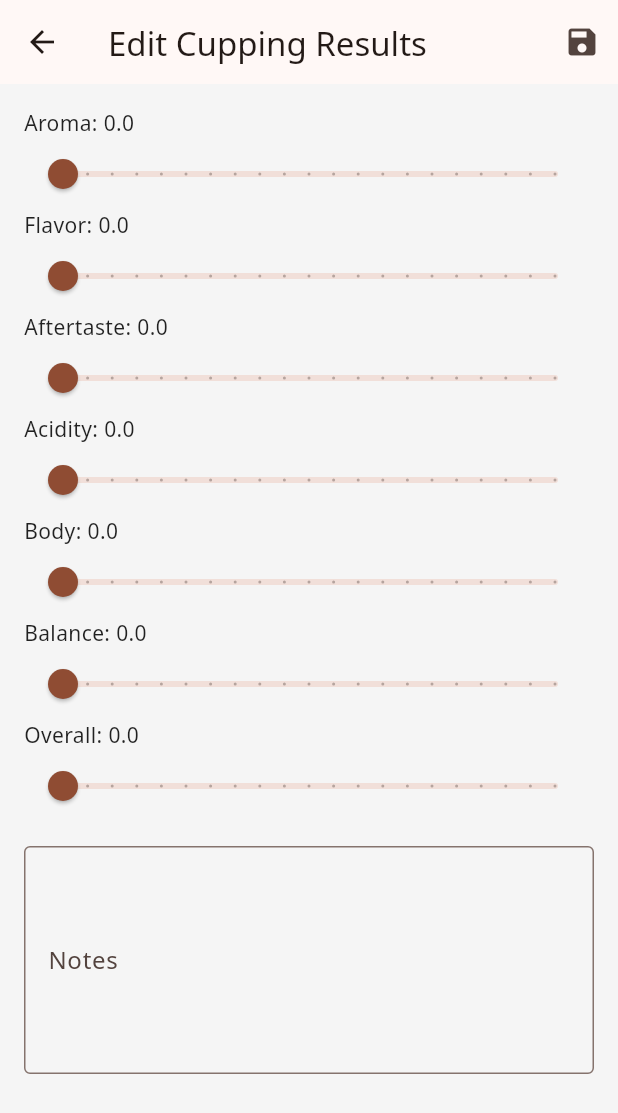
After one commit to popcoondev/roast_logger, a Flutter app: the CuppingResultScreen screen opened directly, on a phone screen of 412 x 824 dp. The commit adds this screen. Shown: the top 1113 px of the screen. Run offline on Flutter 3.47's test engine with Material 3 defaults, Android fonts, the light colour scheme and no system bars; our stand-ins replace fl_chart, google_fonts.

Commit message:
cupping result screen

```diff
--- /dev/null
+++ b/lib/models/cupping_result.dart
@@ -0,0 +1,25 @@
+// models/cupping_result.dart
+
+class CuppingResult {
+  double aroma;
+  double flavor;
+  double aftertaste;
+  double acidity;
+  double body;
+  double balance;
+  double overall;
+  String notes;
+
+  CuppingResult({
+    this.aroma = 0.0,
+    this.flavor = 0.0,
+    this.aftertaste = 0.0,
+    this.acidity = 0.0,
+    this.body = 0.0,
+    this.balance = 0.0,
+    this.overall = 0.0,
+    this.notes = '',
+  });
+
+  // JSON への変換やデータの保存のために、toJson, fromJson メソッドを追加することができます
+}
--- a/lib/models/roast_log.dart
+++ b/lib/models/roast_log.dart
@@ -3,17 +3,20 @@
 import 'bean_info.dart';
 import 'roast_info.dart';
 import 'log_entry.dart';
+import 'cupping_result.dart'; // 追加
 
 class RoastLog {
   List<LogEntry> logEntries;
   int currentTime;
   BeanInfo beanInfo;
   RoastInfo roastInfo;
+  CuppingResult? cuppingResult; // カッピング結果を追加
 
   RoastLog({
     required this.logEntries,
     required this.currentTime,
     required this.beanInfo,
     required this.roastInfo,
+    this.cuppingResult, // 初期値は null
   });
 }
--- /dev/null
+++ b/lib/screens/cupping_result_screen.dart
@@ -0,0 +1,148 @@
+// screens/cupping_result_screen.dart
+
+import 'package:flutter/material.dart';
+import '../models/cupping_result.dart';
+
+class CuppingResultScreen extends StatefulWidget {
+  final CuppingResult? cuppingResult;
+
+  const CuppingResultScreen({Key? key, this.cuppingResult}) : super(key: key);
+
+  @override
+  _CuppingResultScreenState createState() => _CuppingResultScreenState();
+}
+
+class _CuppingResultScreenState extends State<CuppingResultScreen> {
+  final _formKey = GlobalKey<FormState>();
+
+  late double _aroma;
+  late double _flavor;
+  late double _aftertaste;
+  late double _acidity;
+  late double _body;
+  late double _balance;
+  late double _overall;
+  late TextEditingController _notesController;
+
+  @override
+  void initState() {
+    super.initState();
+    final cuppingResult = widget.cuppingResult ?? CuppingResult();
+    _aroma = cuppingResult.aroma;
+    _flavor = cuppingResult.flavor;
+    _aftertaste = cuppingResult.aftertaste;
+    _acidity = cuppingResult.acidity;
+    _body = cuppingResult.body;
+    _balance = cuppingResult.balance;
+    _overall = cuppingResult.overall;
+    _notesController = TextEditingController(text: cuppingResult.notes);
+  }
+
+  void _saveCuppingResult() {
+    if (_formKey.currentState!.validate()) {
+      final newCuppingResult = CuppingResult(
+        aroma: _aroma,
+        flavor: _flavor,
+        aftertaste: _aftertaste,
+        acidity: _acidity,
+        body: _body,
+        balance: _balance,
+        overall: _overall,
+        notes: _notesController.text,
+      );
+      Navigator.pop(context, newCuppingResult);
+    }
+  }
+
+  Widget _buildSlider(String label, double value, ValueChanged<double> onChanged) {
+    return Column(
+      crossAxisAlignment: CrossAxisAlignment.start,
+      children: [
+        Text('$label: ${value.toStringAsFixed(1)}'),
+        Slider(
+          value: value,
+          min: 0.0,
+          max: 10.0,
+          divisions: 20,
+          label: value.toStringAsFixed(1),
+          onChanged: onChanged,
+        ),
+      ],
+    );
+  }
+
+  @override
+  void dispose() {
+    _notesController.dispose();
+    super.dispose();
+  }
+
+  @override
+  Widget build(BuildContext context) {
+    return Scaffold(
+      appBar: AppBar(
+        title: const Text('Edit Cupping Results'),
+        actions: [
+          IconButton(
+            icon: const Icon(Icons.save),
+            onPressed: _saveCuppingResult,
+          ),
+        ],
+      ),
+      body: Form(
+        key: _formKey,
+        child: SingleChildScrollView(
+          padding: const EdgeInsets.all(16.0),
+          child: Column(
+            children: [
+              _buildSlider('Aroma', _aroma, (value) {
+                setState(() {
+                  _aroma = value;
+                });
+              }),
+              _buildSlider('Flavor', _flavor, (value) {
+                setState(() {
+                  _flavor = value;
+                });
+              }),
+              _buildSlider('Aftertaste', _aftertaste, (value) {
+                setState(() {
+                  _aftertaste = value;
+                });
+              }),
+              _buildSlider('Acidity', _acidity, (value) {
+                setState(() {
+                  _acidity = value;
+                });
+              }),
+              _buildSlider('Body', _body, (value) {
+                setState(() {
+                  _body = value;
+                });
+              }),
+              _buildSlider('Balance', _balance, (value) {
+                setState(() {
+                  _balance = value;
+                });
+              }),
+              _buildSlider('Overall', _overall, (value) {
+                setState(() {
+                  _overall = value;
+                });
+              }),
+              const SizedBox(height: 16.0),
+              TextFormField(
+                controller: _notesController,
+                decoration: const InputDecoration(
+                  labelText: 'Notes',
+                  border: OutlineInputBorder(),
+                ),
+                maxLines: 5,
+              ),
+            ],
+          ),
+        ),
+      ),
+    );
+  }
+}
--- /dev/null
+++ b/lib/screens/roast_detail_screen.dart
@@ -0,0 +1,125 @@
+import 'package:flutter/material.dart';
+import '../models/roast_log.dart';
+import '../models/cupping_result.dart';
+import 'cupping_result_screen.dart'; // カッピング結果の編集画面
+
+class RoastDetailScreen extends StatefulWidget {
+  final RoastLog roastLog;
+
+  const RoastDetailScreen({Key? key, required this.roastLog}) : super(key: key);
+
+  @override
+  _RoastDetailScreenState createState() => _RoastDetailScreenState();
+}
+
+class _RoastDetailScreenState extends State<RoastDetailScreen> {
+  void _editCuppingResults() async {
+    final updatedCuppingResult = await Navigator.push(
+      context,
+      MaterialPageRoute(
+        builder: (context) => CuppingResultScreen(
+          cuppingResult: widget.roastLog.cuppingResult,
+        ),
+      ),
+    );
+
+    if (updatedCuppingResult != null && updatedCuppingResult is CuppingResult) {
+      setState(() {
+        widget.roastLog.cuppingResult = updatedCuppingResult;
+      });
+    }
+  }
+
+  @override
+  Widget build(BuildContext context) {
+    final cuppingResult = widget.roastLog.cuppingResult;
+
+    return Scaffold(
+      appBar: AppBar(
+        title: const Text('Roast Details'),
+        actions: [
+          IconButton(
+            icon: const Icon(Icons.edit),
+            onPressed: _editCuppingResults,
+          ),
+        ],
+      ),
+      body: SingleChildScrollView(
+        child: Column(
+          children: [
+            // 焙煎情報の表示
+            ListTile(
+              title: const Text('Bean Name'),
+              subtitle: Text(widget.roastLog.beanInfo.name),
+            ),
+            ListTile(
+              title: const Text('Origin'),
+              subtitle: Text(widget.roastLog.beanInfo.origin),
+            ),
+            ListTile(
+              title: const Text('Process'),
+              subtitle: Text(widget.roastLog.beanInfo.process),
+            ),
+            ListTile(
+              title: const Text('Roast Date'),
+              subtitle: Text(widget.roastLog.roastInfo.date),
+            ),
+            ListTile(
+              title: const Text('Roast Level'),
+              subtitle: Text(widget.roastLog.roastInfo.roastLevelName),
+            ),
+            // カッピング結果の表示
+            const Divider(),
+            ListTile(
+              title: const Text('Cupping Results'),
+              trailing: IconButton(
+                icon: const Icon(Icons.edit),
+                onPressed: _editCuppingResults,
+              ),
+            ),
+            cuppingResult != null
+                ? Column(
+                    children: [
+                      ListTile(
+                        title: const Text('Aroma'),
+                        trailing: Text(cuppingResult.aroma.toString()),
+                      ),
+                      ListTile(
+                        title: const Text('Flavor'),
+                        trailing: Text(cuppingResult.flavor.toString()),
+                      ),
+                      ListTile(
+                        title: const Text('Aftertaste'),
+                        trailing: Text(cuppingResult.aftertaste.toString()),
+                      ),
+                      ListTile(
+                        title: const Text('Acidity'),
+                        trailing: Text(cuppingResult.acidity.toString()),
+                      ),
+                      ListTile(
+                        title: const Text('Body'),
+                        trailing: Text(cuppingResult.body.toString()),
+                      ),
+                      ListTile(
+                        title: const Text('Balance'),
+                        trailing: Text(cuppingResult.balance.toString()),
+                      ),
+                      ListTile(
+                        title: const Text('Overall'),
+                        trailing: Text(cuppingResult.overall.toString()),
+                      ),
+                      ListTile(
+                        title: const Text('Notes'),
+                        subtitle: Text(cuppingResult.notes),
+                      ),
+                    ],
+                  )
+                : const ListTile(
+                    title: Text('No cupping results yet'),
+                  ),
+          ],
+        ),
+      ),
+    );
+  }
+}
```
Also changed, not shown: lib/main.dart (+5 -13 lines), lib/screens/home_screen.dart (added, +37 -0 lines), lib/screens/roast_list_screen.dart (added, +132 -0 lines), lib/screens/roast_logger_screen.dart (renamed from lib/widgets/roast_logger.dart, +13 -13 lines), lib/widgets/roast_list_item.dart (added, +19 -0 lines).
